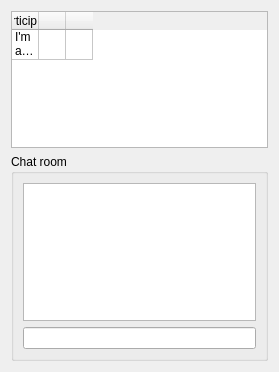
Qt form Qt/Components/Resources/UI/pqCollaborationPanel.ui (Kitware/ParaView) before a commit.
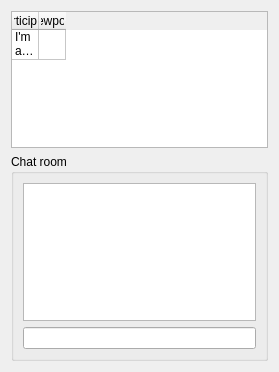
The same form after that commit. Icons and pictures are not drawn.

```diff
--- a/Qt/Components/Resources/UI/pqCollaborationPanel.ui
+++ b/Qt/Components/Resources/UI/pqCollaborationPanel.ui
@@ -41,7 +41,7 @@
       <number>1</number>
      </property>
      <property name="columnCount">
-      <number>3</number>
+      <number>2</number>
      </property>
      <attribute name="horizontalHeaderVisible">
       <bool>true</bool>
@@ -82,40 +82,30 @@
       <property name="toolTip">
        <string/>
       </property>
+      <property name="textAlignment">
+       <set>AlignHCenter|AlignVCenter|AlignCenter</set>
+      </property>
      </column>
      <column>
       <property name="text">
-       <string/>
+       <string>Viewpoint</string>
       </property>
       <property name="font">
        <font>
-        <kerning>false</kerning>
+        <kerning>true</kerning>
        </font>
       </property>
       <property name="textAlignment">
        <set>AlignHCenter|AlignVCenter|AlignCenter</set>
       </property>
-      <property name="icon">
-       <iconset resource="../pqComponents.qrc">
-        <normaloff>:/pqWidgets/Icons/pqEyeball16.png</normaloff>:/pqWidgets/Icons/pqEyeball16.png</iconset>
-      </property>
-     </column>
-     <column>
-      <property name="text">
-       <string/>
-      </property>
-      <property name="textAlignment">
-       <set>AlignHCenter|AlignVCenter|AlignCenter</set>
-      </property>
-      <property name="icon">
-       <iconset resource="../pqComponents.qrc">
-        <normaloff>:/pqWidgets/Icons/pqMousePick15.png</normaloff>:/pqWidgets/Icons/pqMousePick15.png</iconset>
-      </property>
      </column>
      <item row="0" column="0">
       <property name="text">
        <string>I'm alone</string>
       </property>
+      <property name="flags">
+       <set>ItemIsEnabled</set>
+      </property>
      </item>
     </widget>
    </item>
```
Left out of the diff: 5 changed lines with no effect on the pictures.
